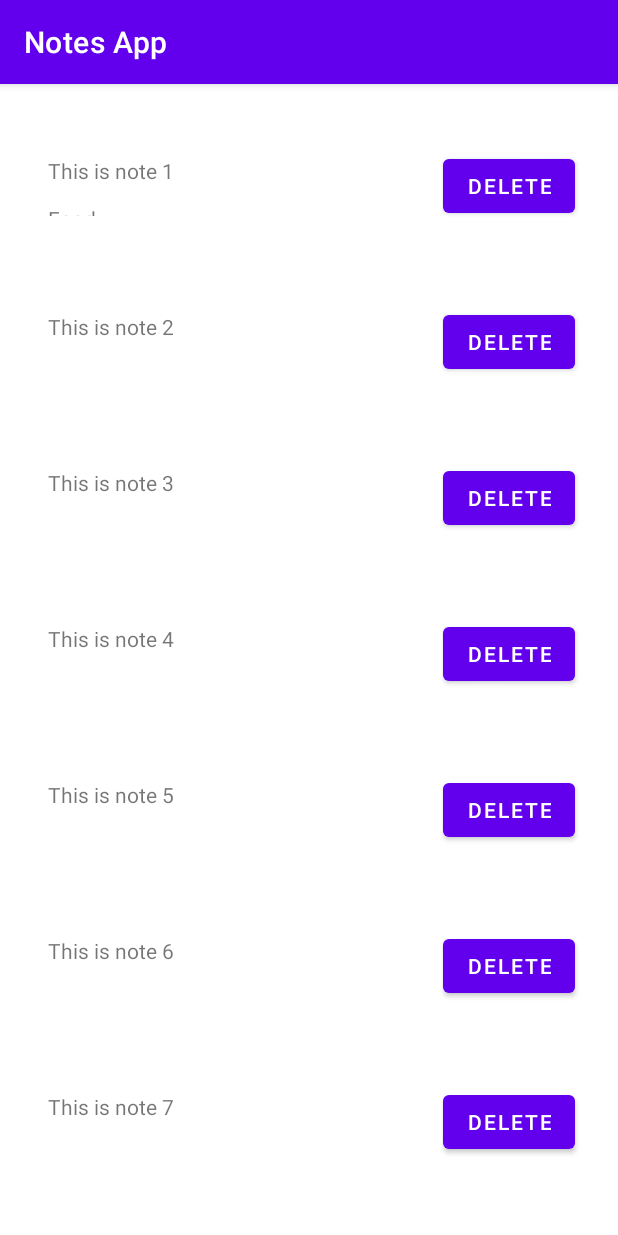
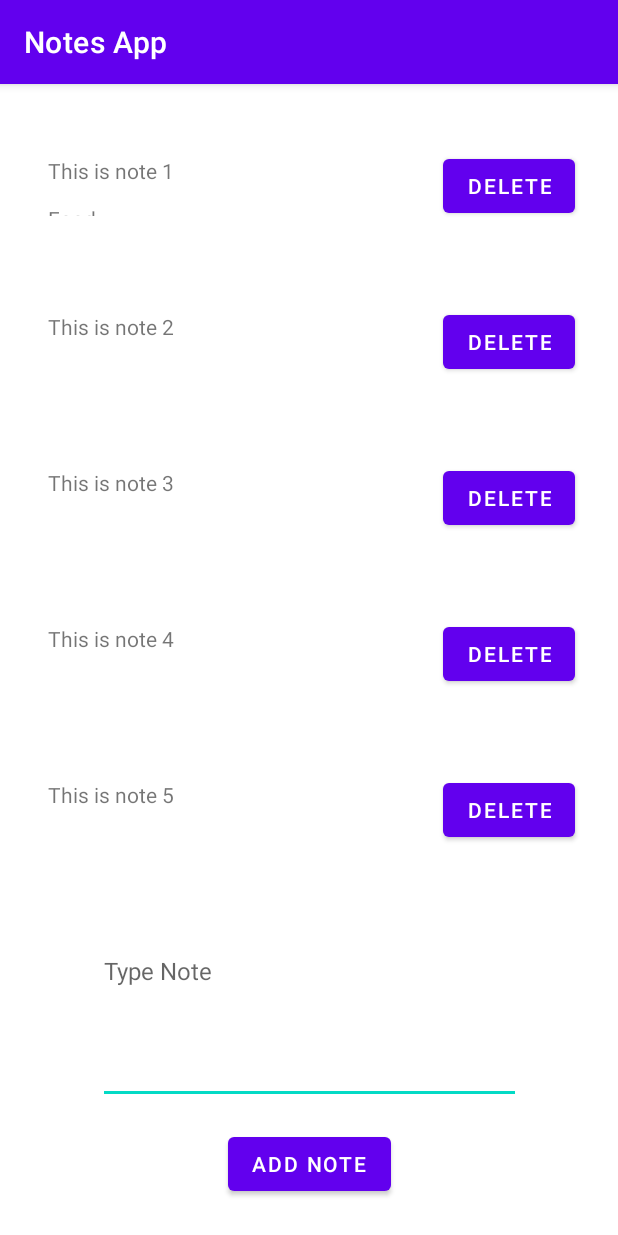
Before and after one commit to tanvimagdum/Android-Development, an Android app: the NotesActivity screen opened directly, with no data from a screen before it, on a phone screen of 412 x 824 dp. Run offline under Robolectric (Android 15) with nearby library versions, the phone set to English and light mode, and no system bars.

Commit message:
Committing note add

```diff
--- /dev/null
+++ b/app/src/main/java/com/example/cs5520_inclass_tanvi8146/AddEditNoteFragment.java
@@ -0,0 +1,86 @@
+package com.example.cs5520_inclass_tanvi8146;
+
+import android.content.Context;
+import android.os.Bundle;
+
+import androidx.annotation.NonNull;
+import androidx.fragment.app.Fragment;
+
+import android.view.LayoutInflater;
+import android.view.View;
+import android.view.ViewGroup;
+import android.widget.Button;
+import android.widget.EditText;
+
+/**
+ * A simple {@link Fragment} subclass.
+ * Use the {@link AddEditNoteFragment#newInstance} factory method to
+ * create an instance of this fragment.
+ */
+public class AddEditNoteFragment extends Fragment {
+
+    private static final String ARG_PARAM1 = "param1";
+    private static final String ARG_PARAM2 = "param2";
+
+    private Note note;
+    private IAddButtonActions mListener;
+
+    public AddEditNoteFragment() {
+        // Required empty public constructor
+    }
+
+    public static AddEditNoteFragment newInstance() {
+        AddEditNoteFragment fragment = new AddEditNoteFragment();
+        Bundle args = new Bundle();
+//        args.putString(ARG_PARAM1, param1);
+//        args.putString(ARG_PARAM2, param2);
+        fragment.setArguments(args);
+        return fragment;
+    }
+
+    @Override
+    public void onCreate(Bundle savedInstanceState) {
+        super.onCreate(savedInstanceState);
+        if (getArguments() != null) {
+//            note = getArguments().getString(ARG_PARAM1);
+        }
+    }
+
+    @Override
+    public View onCreateView(LayoutInflater inflater, ViewGroup container,
+                             Bundle savedInstanceState) {
+        // Inflate the layout for this fragment
+        View view = inflater.inflate(R.layout.fragment_add_edit_note, container, false);
+        EditText txtAddEditNote = view.findViewById(R.id.txtAddEditNote);
+        Button btnAddEditNote = view.findViewById(R.id.btnAddEditNote);
+
+        btnAddEditNote.setOnClickListener(new View.OnClickListener() {
+            @Override
+            public void onClick(View view) {
+                Note note = new Note();
+                note.setText(txtAddEditNote.getText().toString());
+                mListener.addButtonClicked(note);
+
+                note.setText("");
+            }
+        });
+
+        return view;
+    }
+
+    @Override
+    public void onAttach(@NonNull Context context) {
+        super.onAttach(context);
+        if (context instanceof IAddButtonActions) {
+            mListener = (IAddButtonActions) context;
+        }
+        else {
+            throw new RuntimeException(context.toString() + " must implement IAddButtonActions interface.");
+        }
+    }
+
+    public interface IAddButtonActions {
+        void addButtonClicked(Note note);
+    }
+
+}
--- a/app/src/main/java/com/example/cs5520_inclass_tanvi8146/NotesActivity.java
+++ b/app/src/main/java/com/example/cs5520_inclass_tanvi8146/NotesActivity.java
@@ -9,7 +9,7 @@ import android.os.Bundle;
 import java.util.ArrayList;
 import java.util.List;
 
-public class NotesActivity extends AppCompatActivity {
+public class NotesActivity extends AppCompatActivity implements AddEditNoteFragment.IAddButtonActions {
 
     private List<Note> mNotes;
     private RecyclerView mRecyclerView;
@@ -54,6 +54,7 @@ public class NotesActivity extends AppCompatActivity {
                 "3. Patel Bros\n" +
                 "4. Deja Vu Thrift Store\n" +
                 "5. NCSU area\n ", "1", 0));
+
         mNotes.add(new Note("tanvi", "This is note 2", "2", 0));
         mNotes.add(new Note("tanvi", "This is note 3", "3", 0));
         mNotes.add(new Note("tanvi", "This is note 4", "4", 0));
@@ -69,7 +70,16 @@ public class NotesActivity extends AppCompatActivity {
         mAdapter = new NotesAdapter(mNotes);
         mRecyclerView.setAdapter(mAdapter);
 
-
+        getSupportFragmentManager().beginTransaction()
+                .add(R.id.addEditNotePanel, AddEditNoteFragment.newInstance(), "add fragment")
+                .commit();
 
     }
+
+    @Override
+    public void addButtonClicked(Note note) {
+        mNotes.add(note);
+        mAdapter.notifyDataSetChanged();
+    }
+
 }
--- a/app/src/main/res/layout/activity_notes.xml
+++ b/app/src/main/res/layout/activity_notes.xml
@@ -6,13 +6,26 @@
     android:layout_height="match_parent"
     tools:context=".NotesActivity">
 
+    <androidx.constraintlayout.widget.ConstraintLayout
+        android:id="@+id/addEditNotePanel"
+        android:layout_width="match_parent"
+        android:layout_height="wrap_content"
+        android:layout_marginBottom="16dp"
+        app:layout_constraintBottom_toBottomOf="parent"
+        app:layout_constraintEnd_toEndOf="parent"
+        app:layout_constraintStart_toStartOf="parent">
+
+    </androidx.constraintlayout.widget.ConstraintLayout>
+
     <androidx.recyclerview.widget.RecyclerView
         android:id="@+id/notesRecyclerView"
-        android:layout_width="0dp"
-        android:layout_height="wrap_content"
+        android:layout_width="match_parent"
+        android:layout_height="0dp"
         android:layout_marginStart="16dp"
         android:layout_marginTop="16dp"
         android:layout_marginEnd="16dp"
+        android:layout_marginBottom="16dp"
+        app:layout_constraintBottom_toTopOf="@+id/addEditNotePanel"
         app:layout_constraintEnd_toEndOf="parent"
         app:layout_constraintStart_toStartOf="parent"
         app:layout_constraintTop_toTopOf="parent" />
--- /dev/null
+++ b/app/src/main/res/layout/fragment_add_edit_note.xml
@@ -0,0 +1,35 @@
+<?xml version="1.0" encoding="utf-8"?>
+<androidx.constraintlayout.widget.ConstraintLayout xmlns:android="http://schemas.android.com/apk/res/android"
+    xmlns:app="http://schemas.android.com/apk/res-auto"
+    xmlns:tools="http://schemas.android.com/tools"
+    android:id="@+id/frameLayoutNote"
+    android:layout_width="match_parent"
+    android:layout_height="wrap_content"
+    tools:context=".AddEditNoteFragment">
+
+    <Button
+        android:id="@+id/btnAddEditNote"
+        android:layout_width="wrap_content"
+        android:layout_height="wrap_content"
+        android:layout_marginBottom="8dp"
+        android:text="@string/btnAddNote"
+        app:layout_constraintBottom_toBottomOf="parent"
+        app:layout_constraintEnd_toEndOf="parent"
+        app:layout_constraintStart_toStartOf="parent" />
+
+    <EditText
+        android:id="@+id/txtAddEditNote"
+        android:layout_width="282dp"
+        android:layout_height="110dp"
+        android:layout_marginTop="16dp"
+        android:layout_marginBottom="16dp"
+        android:ems="10"
+        android:gravity="start|top"
+        android:hint="@string/hintAddEditNote"
+        android:inputType="textMultiLine"
+        android:textSize="16sp"
+        app:layout_constraintBottom_toTopOf="@+id/btnAddEditNote"
+        app:layout_constraintEnd_toEndOf="@+id/btnAddEditNote"
+        app:layout_constraintStart_toStartOf="@+id/btnAddEditNote"
+        app:layout_constraintTop_toTopOf="parent" />
+</androidx.constraintlayout.widget.ConstraintLayout>
--- a/app/src/main/res/values/strings.xml
+++ b/app/src/main/res/values/strings.xml
@@ -84,4 +84,7 @@
     <string name="btnLoginLogin">Log In</string>
     <string name="btnSignUpSignUp">Sign Up</string>
     <string name="btnNoteDelete">Delete</string>
+    <string name="hintAddEditNote">Type Note</string>
+    <string name="btnAddNote">Add Note</string>
+    <string name="txtAddEditNoteId">Type ID</string>
 </resources>
```
